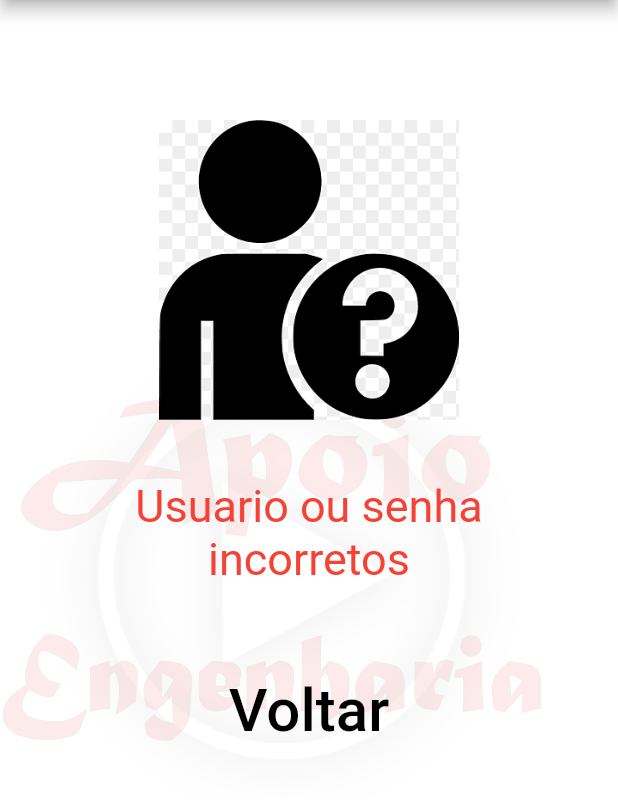
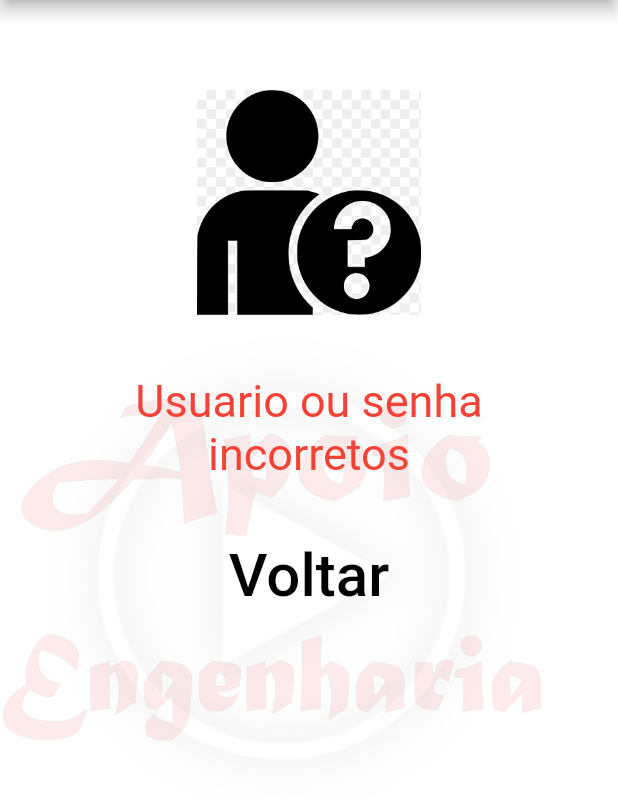
Before and after one commit to acmsao/apoio, a Flutter app: the Mensagem screen opened directly, on a phone screen of 412 x 824 dp, the part 84-884 px from its top. Run offline on Flutter 3.47's test engine with Material 2 defaults, Android fonts, the phone set to English and light mode, and no system bars; our stand-ins replace cloud_firestore; accounts and stored records are empty.

Commit message:
tela de mansagem

```diff
--- a/lib/Mensagem.dart
+++ b/lib/Mensagem.dart
@@ -9,7 +9,7 @@ class Mensagem extends StatelessWidget {
         appBar: AppBar(
           title: Text('Apoio ao estudo de engenharia',
               style: TextStyle(height: 1, fontSize: 18)),
-              backgroundColor: Colors.red,
+          backgroundColor: Colors.red,
           leading: SizedBox(
             width: 250,
             height: 250,
@@ -20,16 +20,25 @@ class Mensagem extends StatelessWidget {
           Image.asset('imagens/apoio2.png'),
           Container(
               color: Colors.white.withOpacity(0.9),
-              padding: EdgeInsets.all(80),
+              padding: EdgeInsets.all(60),
               child: ListView(children: <Widget>[
                 SizedBox(
-                  width: 200,
-                  height: 200,
+                  width: 150,
+                  height: 150,
                   child: Image.asset('imagens/usu.png'),
                 ),
-                Padding(padding: EdgeInsets.all(20),),
-                Text('Usuario ou senha incorretos',style: TextStyle(color: Colors.red,fontSize: 30,),textAlign: TextAlign.center,),
-                Padding(padding: EdgeInsets.all(30)),
+                Padding(
+                  padding: EdgeInsets.all(20),
+                ),
+                Text(
+                  'Usuario ou senha incorretos',
+                  style: TextStyle(
+                    color: Colors.red,
+                    fontSize: 30,
+                  ),
+                  textAlign: TextAlign.center,
+                ),
+                Padding(padding: EdgeInsets.all(20)),
                 FlatButton(
                     onPressed: () {
                       Navigator.push(
@@ -39,7 +48,8 @@ class Mensagem extends StatelessWidget {
                         ),
                       );
                     },
-                    child: Text('Voltar',style: TextStyle(color: Colors.black,fontSize: 40)))
+                    child: Text('Voltar',
+                        style: TextStyle(color: Colors.black, fontSize: 40)))
               ]))
         ]));
   }
```
